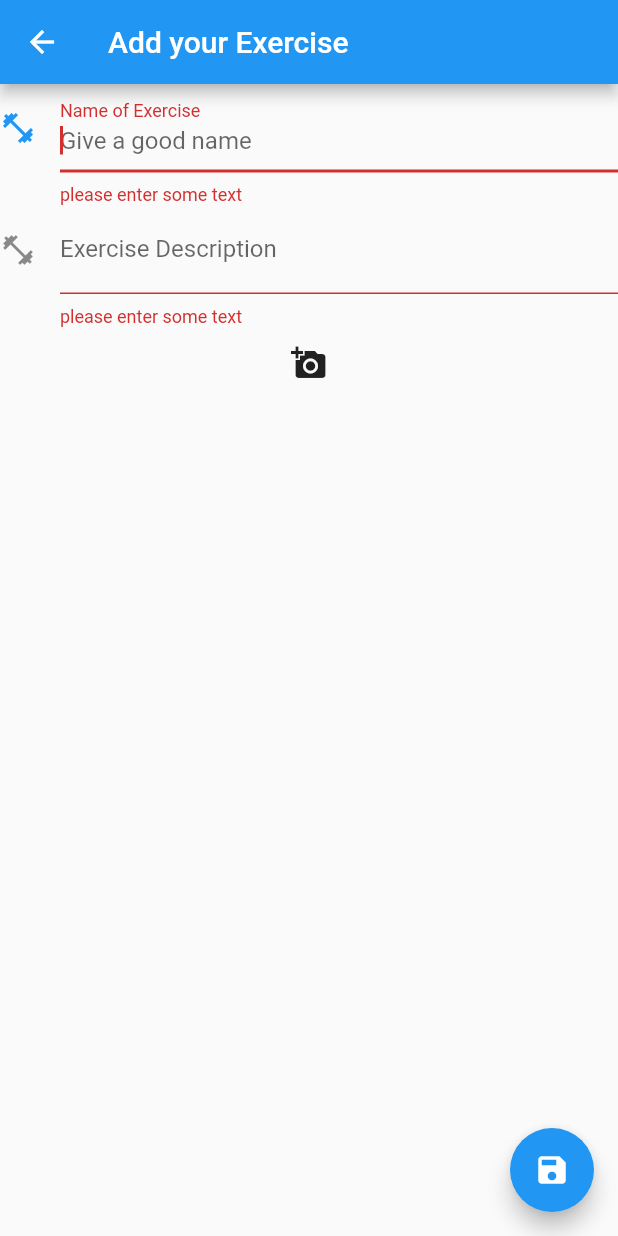
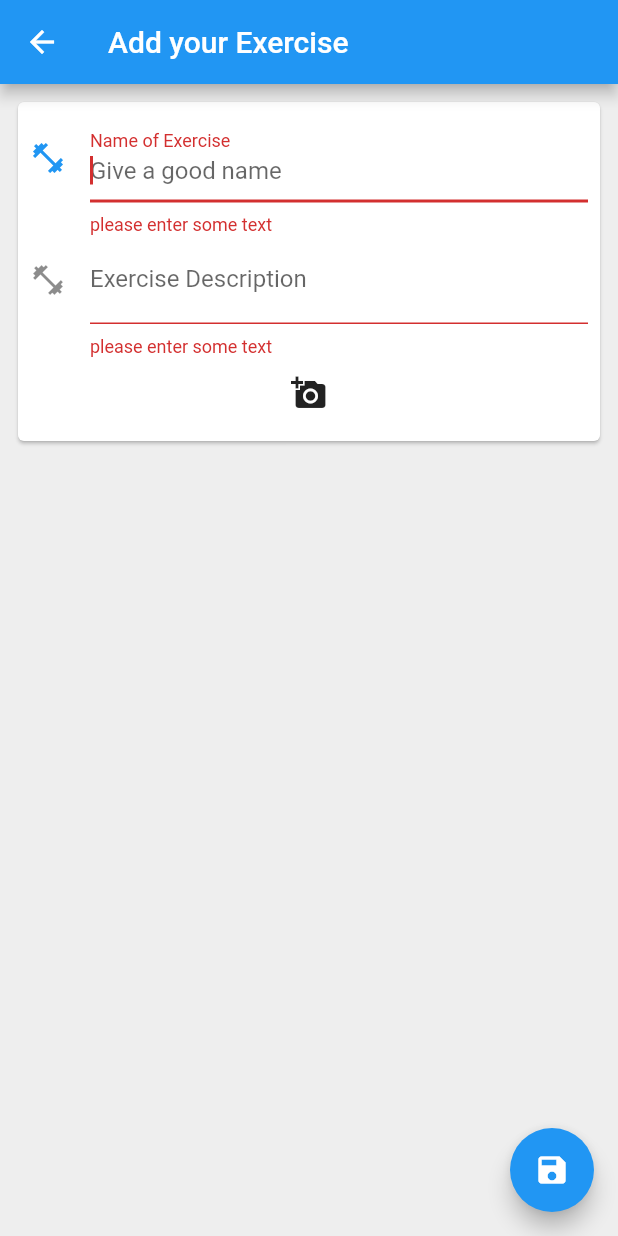
Before and after one commit to ajfriesen/fitlib, a Flutter app: the AddExercise screen opened by its route, after a tap on the "save" icon, on a phone screen of 412 x 824 dp. Run offline on Flutter 3.47's test engine with Material 2 defaults, Android fonts, the phone set to English and light mode, and no system bars; our stand-ins replace cloud_firestore, firebase_auth, firebase_core, firebase_storage, image_picker, shared_preferences; accounts and stored records are empty.

Commit message:
Move the form for add_exercise_screen.dart to seperate method

```diff
--- a/lib/ui/screens/add_exercise_screen.dart
+++ b/lib/ui/screens/add_exercise_screen.dart
@@ -60,10 +60,29 @@ class _AddExerciseState extends State<AddExercise> {
       appBar: AppBar(
         title: Text(widget.exercise?.id == null ? 'Add your Exercise' : 'Edit your Exercise'),
       ),
-      body: Column(
+      body: _form(),
+      backgroundColor: Colors.grey[200],
+      floatingActionButton: FloatingActionButton(
+        onPressed: () async {
+          _createExerciseOnPressed(context);
+        },
+        child: const Icon(Icons.save),
+      ),
+    );
+  }
+
+
+
+  _form() {
+    return Column(
       children: [
         Form(
           key: _formKey,
+          child: Padding(
+            padding: const EdgeInsets.all(8.0),
+            child: Card(
+              child: Padding(
+                padding: const EdgeInsets.all(8.0),
                 child: Column(
                   children: <Widget>[
                     TextFormField(
@@ -85,6 +104,7 @@ class _AddExerciseState extends State<AddExercise> {
                       },
                     ),
                     TextFormField(
+                      initialValue: widget.exercise?.description,
                       autofocus: true,
                       decoration: const InputDecoration(
                         icon: Icon(Icons.fitness_center),
@@ -112,15 +132,14 @@ class _AddExerciseState extends State<AddExercise> {
                         icon: const Icon(Icons.add_a_photo))
                   ],
                 ),
+              ),
+            ),
+          ),
         )
       ],
-      ),
-      floatingActionButton: FloatingActionButton(
-        onPressed: () async {
-          _createExerciseOnPressed(context);
-        },
-        child: const Icon(Icons.save),
-      ),
     );
   }
+
+
+
 }
```
Lines whose indentation alone changed are shown as unchanged.
